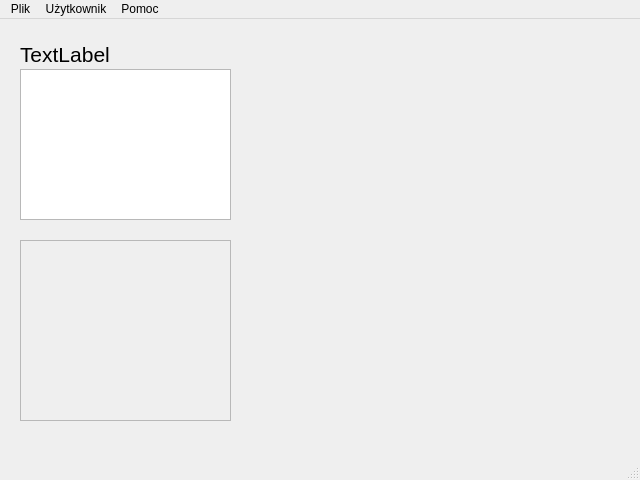
First picture: the form in oknoglowne.ui, repository twardakm/zarzadzanie_projektami, before the edit.
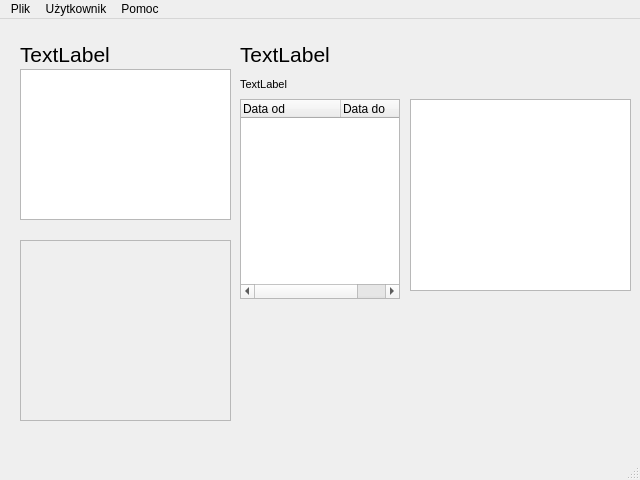
Second picture: the form after the edit.

What changed in the file:
```diff
--- a/oknoglowne.ui
+++ b/oknoglowne.ui
@@ -64,6 +64,93 @@
      </rect>
     </property>
    </widget>
+   <widget class="QLabel" name="nazwa_projektu">
+    <property name="geometry">
+     <rect>
+      <x>240</x>
+      <y>10</y>
+      <width>161</width>
+      <height>51</height>
+     </rect>
+    </property>
+    <property name="font">
+     <font>
+      <pointsize>16</pointsize>
+     </font>
+    </property>
+    <property name="text">
+     <string>TextLabel</string>
+    </property>
+   </widget>
+   <widget class="QLabel" name="uczestnik_projektu">
+    <property name="geometry">
+     <rect>
+      <x>240</x>
+      <y>40</y>
+      <width>161</width>
+      <height>51</height>
+     </rect>
+    </property>
+    <property name="font">
+     <font>
+      <pointsize>8</pointsize>
+     </font>
+    </property>
+    <property name="text">
+     <string>TextLabel</string>
+    </property>
+   </widget>
+   <widget class="QTreeWidget" name="terminarz">
+    <property name="geometry">
+     <rect>
+      <x>240</x>
+      <y>80</y>
+      <width>160</width>
+      <height>200</height>
+     </rect>
+    </property>
+    <property name="sizePolicy">
+     <sizepolicy hsizetype="Fixed" vsizetype="Fixed">
+      <horstretch>0</horstretch>
+      <verstretch>0</verstretch>
+     </sizepolicy>
+    </property>
+    <property name="sizeAdjustPolicy">
+     <enum>QAbstractScrollArea::AdjustToContents</enum>
+    </property>
+    <property name="autoScrollMargin">
+     <number>0</number>
+    </property>
+    <property name="editTriggers">
+     <set>QAbstractItemView::AllEditTriggers</set>
+    </property>
+    <property name="verticalScrollMode">
+     <enum>QAbstractItemView::ScrollPerPixel</enum>
+    </property>
+    <property name="sortingEnabled">
+     <bool>false</bool>
+    </property>
+    <column>
+     <property name="text">
+      <string>Data od</string>
+     </property>
+    </column>
+    <column>
+     <property name="text">
+      <string>Data do</string>
+     </property>
+    </column>
+   </widget>
+   <widget class="QTextBrowser" name="terminarz_opis">
+    <property name="geometry">
+     <rect>
+      <x>410</x>
+      <y>80</y>
+      <width>221</width>
+      <height>192</height>
+     </rect>
+    </property>
+   </widget>
   </widget>
   <widget class="QMenuBar" name="menuBar">
    <property name="geometry">
```
